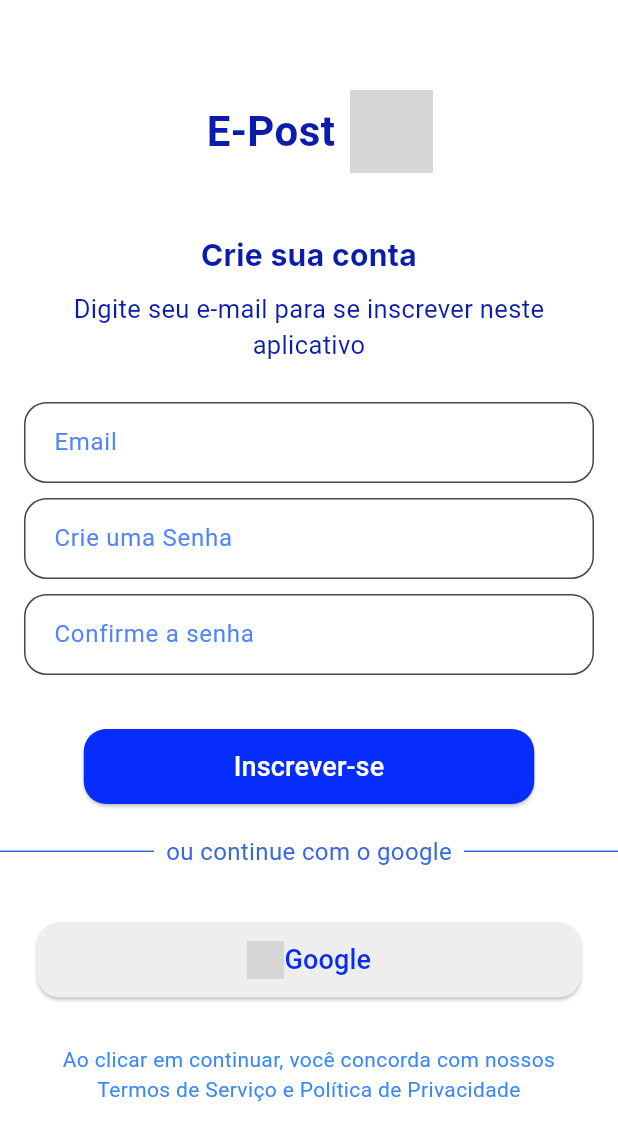
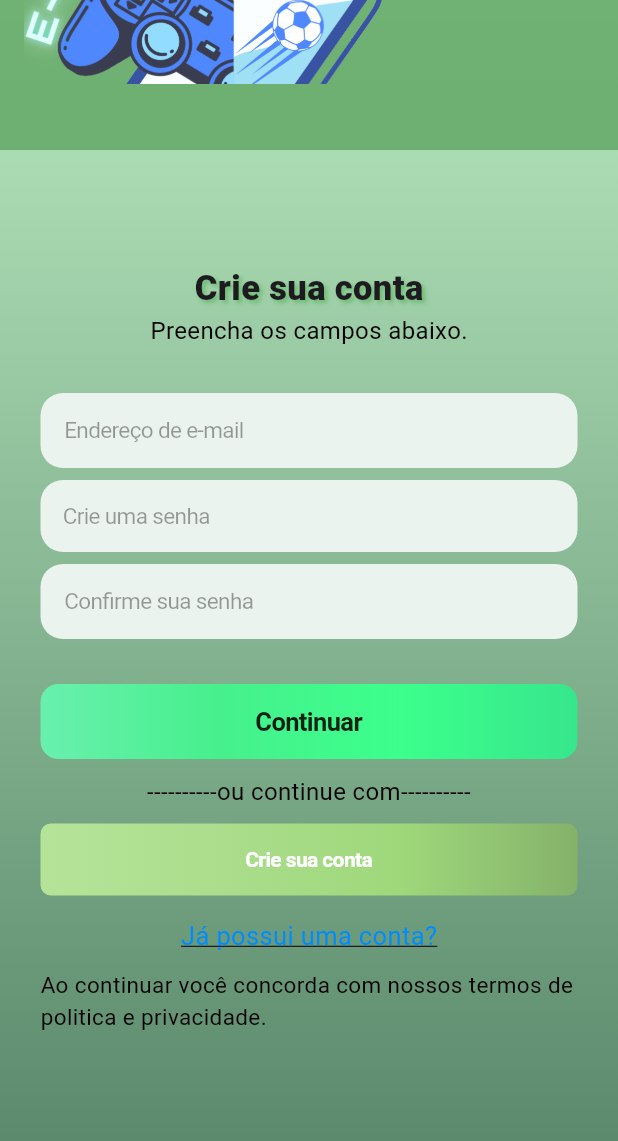
Before and after one commit to Eduardo8006/BlockPlanner, a Flutter app: the screen it shows after launch, on a phone screen of 412 x 824 dp. Shown: the top 1141 px of the screen. Run offline on Flutter 3.47's test engine with Material 3 defaults, Android fonts, the phone set to English and light mode, and no system bars; grey boxes are pictures that could not be loaded.

Commit message:
Tela signUp

```diff
--- a/lib/main.dart
+++ b/lib/main.dart
@@ -1,6 +1,27 @@
-import 'screens/telaSignup.dart';
+import 'package:blockplanner/screens/tela_signup.dart';
 import 'package:flutter/material.dart';
 
+
 void main() {
-  runApp(TelaSignup());
+  runApp(const MyApp());
 }
+
+
+class MyApp extends StatelessWidget {
+  const MyApp({super.key});
+
+
+  // This widget is the root of your application.
+  @override
+  Widget build(BuildContext context) {
+    return MaterialApp(
+      debugShowCheckedModeBanner: false,
+      title: 'Login Page',
+      theme: ThemeData(
+        colorScheme: ColorScheme.fromSeed(seedColor: Colors.deepPurple),
+        useMaterial3: true,
+      ),
+      home: const SignUpPage(),
+    );
+  }
+}
--- a/lib/screens/telaSignup.dart
+++ /dev/null
@@ -1,251 +0,0 @@
-import 'package:flutter/material.dart';
-import 'package:google_fonts/google_fonts.dart';
-
-class TelaSignup extends StatefulWidget {
-  const TelaSignup({super.key});
-
-  @override
-  _TelaSignupState createState() => _TelaSignupState();
-}
-
-class _TelaSignupState extends State<TelaSignup> {
-  @override
-  Widget build(BuildContext context) {
-    return MaterialApp(
-      debugShowCheckedModeBanner: false,
-      home: Scaffold(
-        backgroundColor: Color.fromARGB(255, 255, 255, 255),
-        body: SingleChildScrollView(
-          child: Column(
-            children: <Widget>[
-              Container(
-                margin: EdgeInsets.fromLTRB(0, 50, 0, 0),
-                width: double.infinity,
-                height: 75,
-                color: Colors.white,
-                child: Center(
-                  child: Row(
-                    mainAxisSize: MainAxisSize.min,
-                    children: <Widget>[
-                      Padding(
-                        padding: EdgeInsets.only(left: 30.0),
-                        child: Text(
-                          'E-Post',
-                          style: TextStyle(
-                            fontWeight: FontWeight.bold,
-                            fontSize: 28,
-                            color: Color.fromARGB(255, 11, 28, 172),
-                          ),
-                        ),
-                      ),
-                      SizedBox(width: 10),
-                      Padding(
-                        padding: EdgeInsets.only(right: 16.0),
-                        child: Image.asset(
-                          "assets/images/icon.png",
-                          height: 55,
-                        ),
-                      ),
-                    ],
-                  ),
-                ),
-              ),
-              Container(
-                margin: EdgeInsets.fromLTRB(0, 20, 0, 0),
-                color: Colors.white,
-                padding: EdgeInsets.all(10.0),
-                child: Column(
-                  children: <Widget>[
-                    Text(
-                      "Crie sua conta",
-                      style: GoogleFonts.inter(
-                        fontWeight: FontWeight.bold,
-                        fontSize: 20,
-                        color: Color.fromARGB(255, 11, 28, 172),
-                      ),
-                      textAlign: TextAlign.center,
-                    ),
-                    SizedBox(height: 10),
-                    Text(
-                      "Digite seu e-mail para se inscrever neste aplicativo",
-                      style: TextStyle(
-                        fontSize: 17,
-                        color: Color.fromARGB(255, 11, 28, 172),
-                      ),
-                      textAlign: TextAlign.center,
-                    ),
-                  ],
-                ),
-              ),
-              Container(
-                color: Colors.white,
-                padding: EdgeInsets.all(16.0),
-                child: Column(
-                  children: <Widget>[
-                    TextFormField(
-                      decoration: InputDecoration(
-                          filled: true,
-                          fillColor: Colors.white,
-                          border: OutlineInputBorder(
-                              borderRadius: BorderRadius.circular(15)),
-                          labelText: 'Email',
-                          labelStyle: TextStyle(
-                            color: Color.fromARGB(255, 83, 131, 255),
-                          ),
-                          contentPadding: EdgeInsets.symmetric(
-                            vertical: 15,
-                            horizontal: 16,
-                          )),
-                    ),
-                    SizedBox(height: 10),
-                    TextFormField(
-                      decoration: InputDecoration(
-                        filled: true,
-                        fillColor: Colors.white,
-                        border: OutlineInputBorder(
-                          borderRadius: BorderRadius.circular(15),
-                        ),
-                        labelText: 'Crie uma Senha',
-                        labelStyle: TextStyle(
-                          color: Color.fromARGB(255, 83, 131, 255),
-                        ),
-                        contentPadding: EdgeInsets.symmetric(
-                          vertical: 15,
-                          horizontal: 16,
-                        ),
-                      ),
-                      obscureText: true, // Hides the password text
-                    ),
-                    SizedBox(
-                      height: 10,
-                    ),
-                    TextFormField(
-                      decoration: InputDecoration(
-                        filled: true,
-                        fillColor: Colors.white,
-                        border: OutlineInputBorder(
-                          borderRadius: BorderRadius.circular(15),
-                        ),
-                        labelText: 'Confirme a senha',
-                        labelStyle: TextStyle(
-                          color: Color.fromARGB(255, 83, 131, 255),
-                        ),
-                        contentPadding: EdgeInsets.symmetric(
-                          vertical: 15,
-                          horizontal: 16,
-                        ),
-                      ),
-                      obscureText: true,
-                    ),
-                  ],
-                ),
-              ),
-              Container(
-                color: Colors.white,
-                margin: EdgeInsets.fromLTRB(0, 20, 0, 0),
-                child: ElevatedButton(
-                  style: ElevatedButton.styleFrom(
-                    backgroundColor: Color.fromARGB(255, 6, 45, 253),
-                    shape: RoundedRectangleBorder(
-                      borderRadius: BorderRadius.circular(15.0),
-                    ),
-                    padding: EdgeInsets.symmetric(
-                      vertical: 12.0,
-                      horizontal: 100.0,
-                    ),
-                  ),
-                  child: Text(
-                    'Inscrever-se',
-                    style: TextStyle(
-                      fontSize: 18,
-                      color: Colors.white,
-                    ),
-                  ),
-                  onPressed: () {},
-                ),
-              ),
-              Container(
-                color: Colors.white,
-                margin: EdgeInsets.fromLTRB(0, 20, 0, 0),
-                child: Row(
-                  children: <Widget>[
-                    Expanded(
-                      child: Container(
-                        margin: EdgeInsets.only(right: 8.0),
-                        height: 1.0,
-                        color: Color.fromARGB(255, 55, 103, 226),
-                      ),
-                    ),
-                    Text(
-                      "ou continue com o google",
-                      style: TextStyle(
-                        fontSize: 16,
-                        color: Color.fromARGB(255, 55, 103, 226),
-                      ),
-                      textAlign: TextAlign.center,
-                    ),
-                    Expanded(
-                      child: Container(
-                        margin: EdgeInsets.only(left: 8.0),
-                        height: 1.0,
-                        color: Color.fromARGB(255, 55, 103, 226),
-                      ),
-                    ),
-                  ],
-                ),
-              ),
-              Container(
-                color: Colors.white,
-                margin: EdgeInsets.fromLTRB(0, 20, 0, 0),
-                padding: EdgeInsets.all(16.0),
-                child: ElevatedButton(
-                  style: ElevatedButton.styleFrom(
-                    backgroundColor: Color.fromARGB(255, 238, 238, 238),
-                    shape: RoundedRectangleBorder(
-                      borderRadius: BorderRadius.circular(15.0),
-                    ),
-                    padding: EdgeInsets.symmetric(
-                      vertical: 12.0,
-                      horizontal: 140,
-                    ),
-                  ),
-                  child: Row(
-                    mainAxisSize: MainAxisSize.min,
-                    children: <Widget>[
-                      Padding(
-                        padding: EdgeInsets.only(left: 0),
-                        child: Image.asset(
-                          "assets/images/googleLogo.png",
-                          height: 25,
-                        ),
-                      ),
-                      Text(
-                        'Google',
-                        style: TextStyle(
-                          fontSize: 18,
-                          color: Color.fromARGB(255, 6, 45, 253),
-                        ),
-                      ),
-                    ],
-                  ),
-                  onPressed: () {},
-                ),
-              ),
-              Container(
-                color: Colors.white,
-                margin: EdgeInsets.fromLTRB(0, 5, 0, 0),
-                padding: EdgeInsets.all(10),
-                width: 350,
-                child: Text(
-                  'Ao clicar em continuar, você concorda com nossos Termos de Serviço e Política de Privacidade',
-                  textAlign: TextAlign.center,
-                  style: TextStyle(color: Color.fromARGB(255, 57, 135, 252)),
-                ),
-              )
-            ],
-          ),
-        ),
-      ),
-    );
-  }
-}
--- /dev/null
+++ b/lib/screens/tela_signup.dart
@@ -0,0 +1,205 @@
+import 'package:flutter/cupertino.dart';
+import 'package:flutter/material.dart';
+import 'package:flutter/widgets.dart';
+
+class SignUpPage extends StatelessWidget {
+  const SignUpPage({super.key});
+
+  @override
+  Widget build(BuildContext context) {
+    return Scaffold(
+      extendBodyBehindAppBar: true,
+      appBar: PreferredSize(
+          preferredSize: const Size.fromHeight(100),
+          child: AppBar(
+            title: const Image(
+              image: AssetImage("assets/images/icon.png"),
+              width: 240,
+            ),
+            elevation: 0,
+            backgroundColor: Color.fromARGB(200, 92, 163, 95),
+          )),
+      body: Container(
+        width: MediaQuery.of(context).size.width,
+        padding: const EdgeInsets.all(27),
+        decoration: const BoxDecoration(
+          gradient: LinearGradient(
+            begin: Alignment.topCenter,
+            end: Alignment.bottomCenter,
+            colors: [
+              Color.fromARGB(255, 182, 232, 189),
+              Color.fromRGBO(84, 130, 102, 1),
+            ],
+          ),
+        ),
+        child: Column(
+          mainAxisAlignment: MainAxisAlignment.center,
+          children: [
+            const SizedBox(
+              height: 40,
+            ),
+            Title(
+              color: Colors.black,
+              child: Text(
+                "Crie sua conta",
+                style: TextStyle(
+                  fontSize: 23,
+                  fontWeight: FontWeight.w800,
+                  shadows: [
+                    Shadow(
+                      offset: Offset(2.0, 2.0),
+                      blurRadius: 3.0,
+                      color: Colors.green.withOpacity(0.6),
+                    ),
+                  ],
+                ),
+              ),
+            ),
+            const Text(
+              "Preencha os campos abaixo.",
+              style: TextStyle(color: Colors.black, fontSize: 16),
+            ),
+            const SizedBox(height: 30),
+            const CupertinoTextField(
+              cursorColor: Colors.green,
+              padding: EdgeInsets.all(16),
+              placeholder: "Endereço de e-mail",
+              placeholderStyle: TextStyle(color: Colors.black38, fontSize: 15),
+              style: TextStyle(color: Colors.black, fontSize: 15),
+              decoration: BoxDecoration(
+                  color: Color.fromARGB(255, 235, 243, 238),
+                  borderRadius: BorderRadius.all(
+                    Radius.circular(15),
+                  )),
+            ),
+            const SizedBox(height: 8),
+            const CupertinoTextField(
+              cursorColor: Colors.green,
+              padding: EdgeInsets.all(15),
+              placeholder: "Crie uma senha",
+              placeholderStyle: TextStyle(color: Colors.black38, fontSize: 15),
+              style: TextStyle(color: Colors.black, fontSize: 15),
+              decoration: BoxDecoration(
+                  color: Color.fromARGB(255, 235, 243, 238),
+                  borderRadius: BorderRadius.all(
+                    Radius.circular(15),
+                  )),
+              obscureText: true,
+            ),
+            const SizedBox(height: 8),
+            const CupertinoTextField(
+              cursorColor: Colors.green,
+              padding: EdgeInsets.all(16),
+              placeholder: "Confirme sua senha",
+              placeholderStyle: TextStyle(color: Colors.black38, fontSize: 15),
+              style: TextStyle(color: Colors.black, fontSize: 15),
+              decoration: BoxDecoration(
+                  color: Color.fromARGB(255, 235, 243, 238),
+                  borderRadius: BorderRadius.all(
+                    Radius.circular(15),
+                  )),
+              obscureText: true,
+            ),
+            const SizedBox(height: 30),
+            Container(
+              width: double.infinity,
+              decoration: BoxDecoration(
+                  borderRadius: BorderRadius.circular(12),
+                  gradient: const LinearGradient(
+                      begin: Alignment.centerLeft,
+                      end: Alignment.centerRight,
+                      colors: [
+                        Colors.greenAccent,
+                        Color.fromARGB(255, 70, 240, 140),
+                        Color.fromARGB(255, 60, 255, 140),
+                        Color.fromARGB(255, 55, 230, 140),
+                      ])),
+              child: CupertinoButton(
+                padding: const EdgeInsets.all(15),
+                color: Colors.transparent,
+                child: const Text(
+                  "Continuar",
+                  style: TextStyle(
+                      color: Colors.black87,
+                      fontSize: 17,
+                      fontWeight: FontWeight.w700),
+                ),
+                onPressed: () {},
+              ),
+            ),
+            const SizedBox(height: 10),
+            const Text(
+              "----------ou continue com----------",
+              style: TextStyle(
+                fontSize: 16,
+                color: Colors.black,
+              ),
+              textAlign: TextAlign.center,
+            ),
+            const SizedBox(height: 10),
+            Container(
+              width: double.infinity,
+              decoration: BoxDecoration(
+                borderRadius: BorderRadius.circular(7),
+                gradient: const LinearGradient(
+                  begin: Alignment.centerLeft,
+                  end: Alignment.centerRight,
+                  colors: [
+                    Color.fromARGB(255, 181, 228, 153),
+                    Color.fromARGB(255, 171, 221, 140),
+                    Color.fromARGB(255, 159, 216, 123),
+                    Color.fromARGB(255, 133, 178, 106),
+                  ],
+                ),
+              ),
+              child: CupertinoButton(
+                child: const Text(
+                  "Crie sua conta",
+                  style: TextStyle(
+                      color: Colors.white,
+                      fontSize: 14,
+                      fontWeight: FontWeight.w600),
+                ),
+                onPressed: () {},
+              ),
+            ),
+            const SizedBox(
+              height: 15,
+            ),
+            InkWell(
+              onTap: () {
+                // Ação quando o texto for clicado
+                print("Texto clicado!");
+              },
+              child: const Text(
+                "Já possui uma conta?",
+                style: TextStyle(
+                  fontSize: 17,
+                  color: Color.fromARGB(255, 0, 140,
+                      255), // Usualmente usa-se uma cor diferente para indicar que é clicável
+                  decoration: TextDecoration
+                      .underline, // Sublinhado para indicar que é clicável
+                ),
+              ),
+            ),
+            const SizedBox(
+              height: 10,
+            ),
+            InkWell(
+              onTap: () {
+                print("Texto clicado!");
+              },
+              child: const Text(
+                "Ao continuar você concorda com nossos termos de politica e privacidade.",
+                style: TextStyle(
+                  fontSize: 15,
+                  color: Colors.black,
+                ),
+              ),
+            )
+          ],
+        ),
+      ),
+    );
+  }
+}
```
Also changed, not shown: pubspec.yaml (+6 -5 lines), assets/images/googleLogo.png (added), assets/images/icon.png (added), pubspec.lock.
